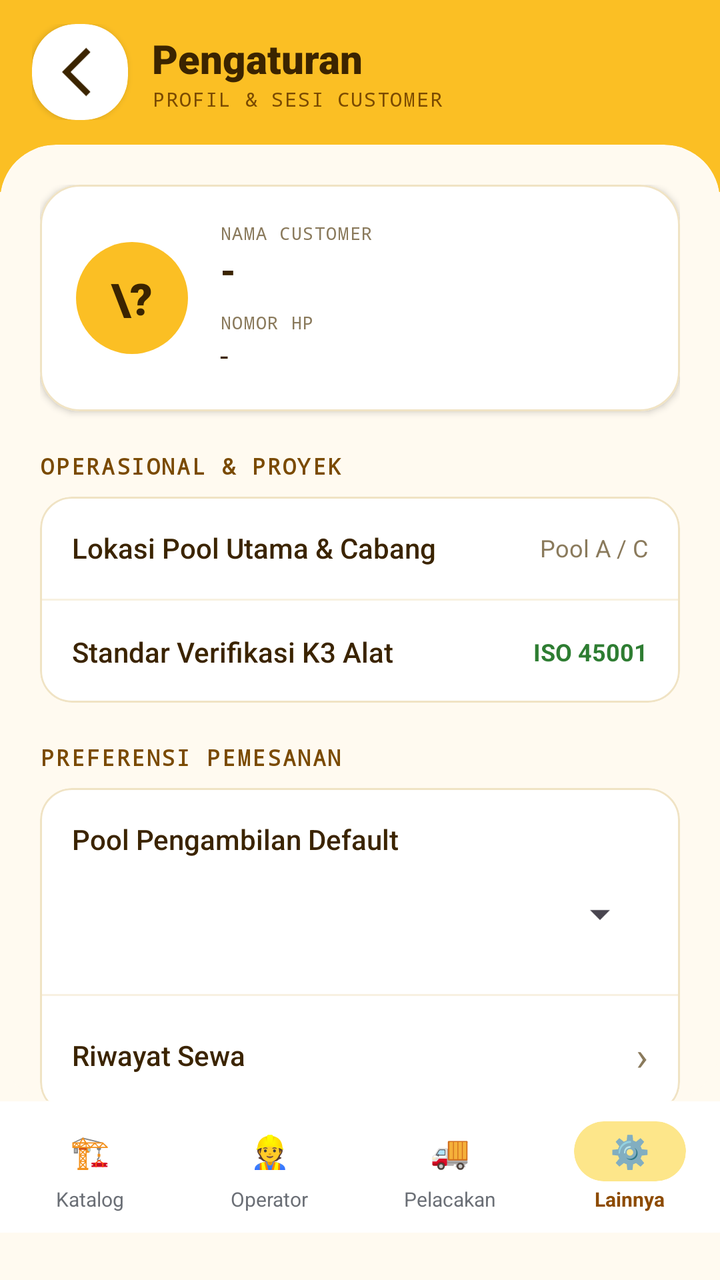
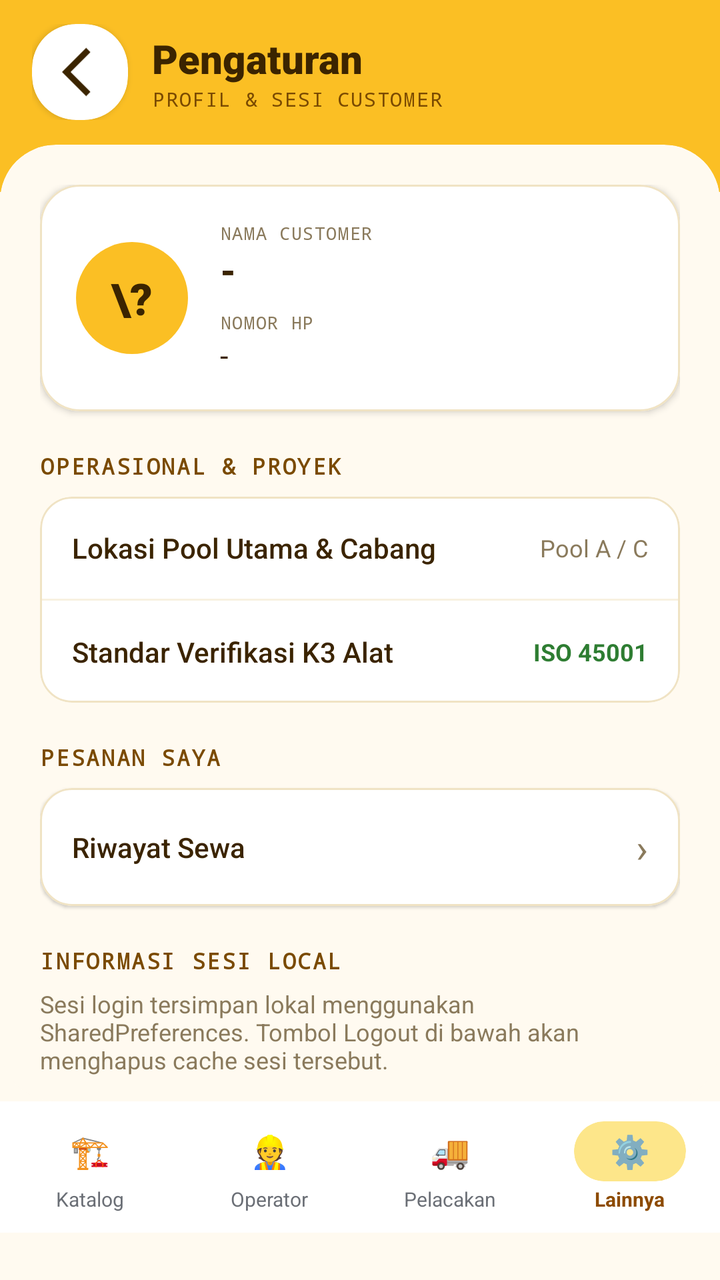

Screens rendered from an Android XML layout before and after an edit, with the pre-edit source and the edit as a unified diff.
<!-- AndroidManifest.xml: application theme Theme.Project_AppMobile -->
<!-- res/layout/activity_settings.xml -->
<?xml version="1.0" encoding="utf-8"?>
<LinearLayout xmlns:android="http://schemas.android.com/apk/res/android"
    xmlns:app="http://schemas.android.com/apk/res-auto"
    xmlns:tools="http://schemas.android.com/tools"
    android:layout_width="match_parent"
    android:layout_height="match_parent"
    android:background="#FFFAF0"
    android:fitsSystemWindows="true"
    android:orientation="vertical"
    tools:context=".SettingsActivity">

    <LinearLayout
        android:layout_width="match_parent"
        android:layout_height="wrap_content"
        android:background="#FBBF24"
        android:gravity="center_vertical"
        android:orientation="horizontal"
        android:paddingStart="16dp"
        android:paddingTop="12dp"
        android:paddingEnd="16dp"
        android:paddingBottom="36dp">

        <com.google.android.material.card.MaterialCardView
            android:id="@+id/btnBack"
            android:layout_width="48dp"
            android:layout_height="48dp"
            android:clickable="true"
            android:contentDescription="Kembali"
            android:focusable="true"
            app:cardBackgroundColor="#FFFFFF"
            app:cardCornerRadius="22dp"
            app:cardElevation="2dp"
            app:strokeWidth="0dp">

            <ImageView
                android:layout_width="40dp"
                android:layout_height="40dp"
                android:layout_gravity="center"
                android:contentDescription="@null"
                android:importantForAccessibility="no"
                android:paddingLeft="11dp"
                app:srcCompat="@drawable/outline_arrow_back_ios_24"
                app:tint="#3B2400" />
        </com.google.android.material.card.MaterialCardView>

        <LinearLayout
            android:layout_width="0dp"
            android:layout_height="wrap_content"
            android:layout_marginStart="12dp"
            android:layout_weight="1"
            android:orientation="vertical">

            <TextView
                android:layout_width="wrap_content"
                android:layout_height="wrap_content"
                android:fontFamily="sans-serif-black"
                android:text="Pengaturan"
                android:textColor="#3B2400"
                android:textSize="20sp" />

            <TextView
                android:layout_width="wrap_content"
                android:layout_height="wrap_content"
                android:fontFamily="monospace"
                android:letterSpacing="0.06"
                android:text="PROFIL &amp; SESI CUSTOMER"
                android:textColor="#7A4A00"
                android:textSize="10sp" />
        </LinearLayout>
    </LinearLayout>

    <com.google.android.material.card.MaterialCardView
        android:layout_width="match_parent"
        android:layout_height="0dp"
        android:layout_marginTop="-24dp"
        android:layout_weight="1"
        app:cardBackgroundColor="#FFFAF0"
        app:cardCornerRadius="28dp"
        app:cardElevation="0dp"
        app:strokeWidth="0dp">

        <ScrollView
            android:layout_width="match_parent"
            android:layout_height="match_parent"
            android:fillViewport="true"
            android:scrollbars="none">

            <LinearLayout
                android:layout_width="match_parent"
                android:layout_height="wrap_content"
                android:orientation="vertical"
                android:padding="20dp">

                <com.google.android.material.card.MaterialCardView
                    android:layout_width="match_parent"
                    android:layout_height="wrap_content"
                    app:cardBackgroundColor="#FFFFFF"
                    app:cardCornerRadius="20dp"
                    app:cardElevation="2dp"
                    app:strokeColor="#F0E3C4"
                    app:strokeWidth="1dp">

                    <LinearLayout
                        android:layout_width="match_parent"
                        android:layout_height="wrap_content"
                        android:gravity="center_vertical"
                        android:orientation="horizontal"
                        android:padding="18dp">

                        <TextView
                            android:id="@+id/tvAvatarInitial"
                            android:layout_width="56dp"
                            android:layout_height="56dp"
                            android:background="@drawable/trk_bg_circle_primary"
                            android:backgroundTint="#FBBF24"
                            android:fontFamily="sans-serif-black"
                            android:gravity="center"
                            android:text="\?"
                            android:textColor="#3B2400"
                            android:textSize="22sp" />

                        <LinearLayout
                            android:layout_width="0dp"
                            android:layout_height="wrap_content"
                            android:layout_marginStart="16dp"
                            android:layout_weight="1"
                            android:orientation="vertical">

                            <TextView
                                android:layout_width="wrap_content"
                                android:layout_height="wrap_content"
                                android:fontFamily="monospace"
                                android:letterSpacing="0.06"
                                android:text="NAMA CUSTOMER"
                                android:textColor="#8A7A5C"
                                android:textSize="9sp" />

                            <TextView
                                android:id="@+id/tvProfileName"
                                android:layout_width="wrap_content"
                                android:layout_height="wrap_content"
                                android:ellipsize="end"
                                android:fontFamily="sans-serif-black"
                                android:maxLines="1"
                                android:text="-"
                                android:textColor="#3B2400"
                                android:textSize="18sp" />

                            <TextView
                                android:layout_width="wrap_content"
                                android:layout_height="wrap_content"
                                android:layout_marginTop="8dp"
                                android:fontFamily="monospace"
                                android:letterSpacing="0.06"
                                android:text="NOMOR HP"
                                android:textColor="#8A7A5C"
                                android:textSize="9sp" />

                            <TextView
                                android:id="@+id/tvProfilePhone"
                                android:layout_width="wrap_content"
                                android:layout_height="wrap_content"
                                android:ellipsize="end"
                                android:maxLines="1"
                                android:text="-"
                                android:textColor="#3B2400"
                                android:textSize="15sp" />
                        </LinearLayout>
                    </LinearLayout>
                </com.google.android.material.card.MaterialCardView>

                <TextView
                    android:layout_width="wrap_content"
                    android:layout_height="wrap_content"
                    android:layout_marginTop="20dp"
                    android:fontFamily="monospace"
                    android:letterSpacing="0.08"
                    android:text="OPERASIONAL &amp; PROYEK"
                    android:textColor="#7A4A00"
                    android:textSize="11sp"
                    android:textStyle="bold" />

                <com.google.android.material.card.MaterialCardView
                    android:layout_width="match_parent"
                    android:layout_height="wrap_content"
                    android:layout_marginTop="8dp"
                    app:cardBackgroundColor="#FFFFFF"
                    app:cardCornerRadius="16dp"
                    app:cardElevation="1dp"
                    app:strokeColor="#F0E3C4"
                    app:strokeWidth="1dp">

                    <LinearLayout
                        android:layout_width="match_parent"
                        android:layout_height="wrap_content"
                        android:orientation="vertical">

                        <LinearLayout
                            android:layout_width="match_parent"
                            android:layout_height="wrap_content"
                            android:gravity="center_vertical"
                            android:orientation="horizontal"
                            android:padding="16dp">

                            <TextView
                                android:layout_width="0dp"
                                android:layout_height="wrap_content"
                                android:layout_weight="1"
                                android:fontFamily="sans-serif-medium"
                                android:text="Lokasi Pool Utama &amp; Cabang"
                                android:textColor="#3B2400"
                                android:textSize="14sp" />

                            <TextView
                                android:layout_width="wrap_content"
                                android:layout_height="wrap_content"
                                android:layout_marginStart="8dp"
                                android:text="Pool A / C"
                                android:textColor="#8A7A5C"
                                android:textSize="12sp" />
                        </LinearLayout>

                        <View
                            android:layout_width="match_parent"
                            android:layout_height="1dp"
                            android:background="#F8F1E1" />

                        <LinearLayout
                            android:layout_width="match_parent"
                            android:layout_height="wrap_content"
                            android:gravity="center_vertical"
                            android:orientation="horizontal"
                            android:padding="16dp">

                            <TextView
                                android:layout_width="0dp"
                                android:layout_height="wrap_content"
                                android:layout_weight="1"
                                android:fontFamily="sans-serif-medium"
                                android:text="Standar Verifikasi K3 Alat"
                                android:textColor="#3B2400"
                                android:textSize="14sp" />

                            <TextView
                                android:layout_width="wrap_content"
                                android:layout_height="wrap_content"
                                android:layout_marginStart="8dp"
                                android:text="ISO 45001"
                                android:textColor="#2E7D32"
                                android:textSize="12sp"
                                android:textStyle="bold" />
                        </LinearLayout>
                    </LinearLayout>
                </com.google.android.material.card.MaterialCardView>

                <TextView
                    android:layout_width="wrap_content"
                    android:layout_height="wrap_content"
                    android:layout_marginTop="20dp"
                    android:fontFamily="monospace"
                    android:letterSpacing="0.08"
                    android:text="PREFERENSI PEMESANAN"
                    android:textColor="#7A4A00"
                    android:textSize="11sp"
                    android:textStyle="bold" />

                <com.google.android.material.card.MaterialCardView
                    android:layout_width="match_parent"
                    android:layout_height="wrap_content"
                    android:layout_marginTop="8dp"
                    app:cardBackgroundColor="#FFFFFF"
                    app:cardCornerRadius="16dp"
                    app:cardElevation="1dp"
                    app:strokeColor="#F0E3C4"
                    app:strokeWidth="1dp">

                    <LinearLayout
                        android:layout_width="match_parent"
                        android:layout_height="wrap_content"
                        android:orientation="vertical">

                        
                        <LinearLayout
                            android:layout_width="match_parent"
                            android:layout_height="wrap_content"
                            android:orientation="vertical"
                            android:padding="16dp">

                            <TextView
                                android:layout_width="wrap_content"
                                android:layout_height="wrap_content"
                                android:fontFamily="sans-serif-medium"
                                android:text="Pool Pengambilan Default"
                                android:textColor="#3B2400"
                                android:textSize="14sp" />

                            <Spinner
                                android:id="@+id/spPool"
                                android:layout_width="match_parent"
                                android:layout_height="wrap_content"
                                android:layout_marginTop="4dp"
                                android:minHeight="48dp" />
                        </LinearLayout>

                        <View
                            android:layout_width="match_parent"
                            android:layout_height="1dp"
                            android:background="#F8F1E1" />

                        
                        <LinearLayout
                            android:id="@+id/rowRiwayat"
                            android:layout_width="match_parent"
                            android:layout_height="wrap_content"
                            android:background="?attr/selectableItemBackground"
                            android:gravity="center_vertical"
                            android:orientation="horizontal"
                            android:padding="16dp">

                            <TextView
                                android:layout_width="0dp"
                                android:layout_height="wrap_content"
                                android:layout_weight="1"
                                android:fontFamily="sans-serif-medium"
                                android:text="Riwayat Sewa"
                                android:textColor="#3B2400"
                                android:textSize="14sp" />

                            <TextView
                                android:layout_width="wrap_content"
                                android:layout_height="wrap_content"
                                android:text="›"
                                android:textColor="#8A7A5C"
                                android:textSize="20sp" />
                        </LinearLayout>
                    </LinearLayout>
                </com.google.android.material.card.MaterialCardView>

                <TextView
                    android:layout_width="wrap_content"
                    android:layout_height="wrap_content"
                    android:layout_marginTop="20dp"
                    android:fontFamily="monospace"
                    android:letterSpacing="0.08"
                    android:text="INFORMASI SESI LOCAL"
                    android:textColor="#7A4A00"
                    android:textSize="11sp"
                    android:textStyle="bold" />

                <TextView
                    android:layout_width="match_parent"
                    android:layout_height="wrap_content"
                    android:layout_marginTop="6dp"
                    android:text="Sesi login tersimpan lokal menggunakan SharedPreferences. Tombol Logout di bawah akan menghapus cache sesi tersebut."
                    android:textColor="#8A7A5C"
                    android:textSize="12sp" />

                <View
                    android:layout_width="match_parent"
                    android:layout_height="24dp" />

                <com.google.android.material.button.MaterialButton
                    android:id="@+id/btnLogout"
                    android:layout_width="match_parent"
                    android:layout_height="54dp"
                    android:fontFamily="sans-serif-black"
                    android:letterSpacing="0.04"
                    android:text="LOGOUT SESI"
                    android:textColor="#FFFFFF"
                    android:textSize="15sp"
                    app:backgroundTint="#C62828"
                    app:cornerRadius="16dp"
                    app:elevation="2dp" />

                <TextView
                    android:layout_width="match_parent"
                    android:layout_height="wrap_content"
                    android:layout_marginTop="16dp"
                    android:layout_marginBottom="12dp"
                    android:gravity="center"
                    android:text="Heavy Equipment Mobile v1.0.0 • STMI 2026"
                    android:textColor="#B0A080"
                    android:textSize="11sp" />

            </LinearLayout>
        </ScrollView>
    </com.google.android.material.card.MaterialCardView>

    
    <LinearLayout
        android:layout_width="match_parent"
        android:layout_height="wrap_content"
        android:background="#FFFFFF"
        android:orientation="horizontal"
        android:paddingTop="6dp"
        android:paddingBottom="6dp">

        <LinearLayout
            android:id="@+id/navCatalog"
            android:layout_width="0dp"
            android:layout_height="wrap_content"
            android:layout_weight="1"
            android:background="?attr/selectableItemBackground"
            android:gravity="center"
            android:orientation="vertical"
            android:paddingTop="4dp"
            android:paddingBottom="4dp">

            <TextView
                android:layout_width="56dp"
                android:layout_height="30dp"
                android:gravity="center"
                android:text="🏗️"
                android:textSize="16sp" />

            <TextView
                android:layout_width="wrap_content"
                android:layout_height="wrap_content"
                android:layout_marginTop="2dp"
                android:text="Katalog"
                android:textColor="#6B6F76"
                android:textSize="10sp" />
        </LinearLayout>

        <LinearLayout
            android:id="@+id/navOperator"
            android:layout_width="0dp"
            android:layout_height="wrap_content"
            android:layout_weight="1"
            android:background="?attr/selectableItemBackground"
            android:gravity="center"
            android:orientation="vertical"
            android:paddingTop="4dp"
            android:paddingBottom="4dp">

            <TextView
                android:layout_width="56dp"
                android:layout_height="30dp"
                android:gravity="center"
                android:text="👷"
                android:textSize="16sp" />

            <TextView
                android:layout_width="wrap_content"
                android:layout_height="wrap_content"
                android:layout_marginTop="2dp"
                android:text="Operator"
                android:textColor="#6B6F76"
                android:textSize="10sp" />
        </LinearLayout>

        <LinearLayout
            android:id="@+id/navTracking"
            android:layout_width="0dp"
            android:layout_height="wrap_content"
            android:layout_weight="1"
            android:background="?attr/selectableItemBackground"
            android:gravity="center"
            android:orientation="vertical"
            android:paddingTop="4dp"
            android:paddingBottom="4dp">

            <TextView
                android:layout_width="56dp"
                android:layout_height="30dp"
                android:gravity="center"
                android:text="🚚"
                android:textSize="16sp" />

            <TextView
                android:layout_width="wrap_content"
                android:layout_height="wrap_content"
                android:layout_marginTop="2dp"
                android:text="Pelacakan"
                android:textColor="#6B6F76"
                android:textSize="10sp" />
        </LinearLayout>

        
        <LinearLayout
            android:id="@+id/navSettings"
            android:layout_width="0dp"
            android:layout_height="wrap_content"
            android:layout_weight="1"
            android:gravity="center"
            android:orientation="vertical"
            android:paddingTop="4dp"
            android:paddingBottom="4dp">

            <com.google.android.material.card.MaterialCardView
                android:layout_width="56dp"
                android:layout_height="30dp"
                app:cardBackgroundColor="#FDE68A"
                app:cardCornerRadius="15dp"
                app:cardElevation="0dp"
                app:strokeWidth="0dp">

                <TextView
                    android:layout_width="match_parent"
                    android:layout_height="match_parent"
                    android:gravity="center"
                    android:text="⚙️"
                    android:textSize="16sp" />
            </com.google.android.material.card.MaterialCardView>

            <TextView
                android:layout_width="wrap_content"
                android:layout_height="wrap_content"
                android:layout_marginTop="2dp"
                android:text="Lainnya"
                android:textColor="#8D4B00"
                android:textSize="10sp"
                android:textStyle="bold" />
        </LinearLayout>
    </LinearLayout>
</LinearLayout>
<!-- resources referenced by this layout -->
<resources>
  <!-- drawable outline_arrow_back_ios_24 (drawable) -->
  <vector xmlns:android="http://schemas.android.com/apk/res/android" android:autoMirrored="true" android:height="24dp" android:tint="#000000" android:viewportHeight="960" android:viewportWidth="960" android:width="24dp">
        
      <path android:fillColor="@android:color/white" android:pathData="M400,880L0,480L400,80L471,151L142,480L471,809L400,880Z"/>
      
  </vector>
  <!-- drawable trk_bg_circle_primary (drawable) -->
  <?xml version="1.0" encoding="utf-8"?>
  <shape xmlns:android="http://schemas.android.com/apk/res/android"
      android:shape="oval">
  
      
      <solid android:color="@color/trk_primary" />
  
  </shape>
  <style name="Theme.Project_AppMobile" parent="Base.Theme.Project_AppMobile" />
  <color name="trk_primary">#2196F3</color>
  <style name="Base.Theme.Project_AppMobile" parent="Theme.Material3.DayNight.NoActionBar">
          
          
      </style>
</resources>

<!-- the commit's change to res/layout/activity_settings.xml (unified diff, before → after) -->
@@ -259,7 +259,7 @@
                     android:layout_marginTop="20dp"
                     android:fontFamily="monospace"
                     android:letterSpacing="0.08"
-                    android:text="PREFERENSI PEMESANAN"
+                    android:text="PESANAN SAYA"
                     android:textColor="#7A4A00"
                     android:textSize="11sp"
                     android:textStyle="bold" />
@@ -278,34 +278,6 @@
                         android:layout_width="match_parent"
                         android:layout_height="wrap_content"
                         android:orientation="vertical">
-
-                        
-                        <LinearLayout
-                            android:layout_width="match_parent"
-                            android:layout_height="wrap_content"
-                            android:orientation="vertical"
-                            android:padding="16dp">
-
-                            <TextView
-                                android:layout_width="wrap_content"
-                                android:layout_height="wrap_content"
-                                android:fontFamily="sans-serif-medium"
-                                android:text="Pool Pengambilan Default"
-                                android:textColor="#3B2400"
-                                android:textSize="14sp" />
-
-                            <Spinner
-                                android:id="@+id/spPool"
-                                android:layout_width="match_parent"
-                                android:layout_height="wrap_content"
-                                android:layout_marginTop="4dp"
-                                android:minHeight="48dp" />
-                        </LinearLayout>
-
-                        <View
-                            android:layout_width="match_parent"
-                            android:layout_height="1dp"
-                            android:background="#F8F1E1" />
 
                         
                         <LinearLayout
